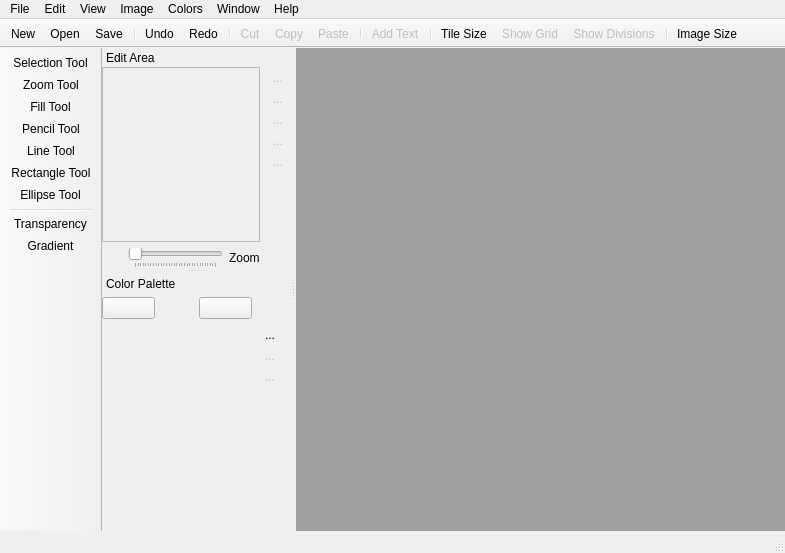
Old version of the form screens/main_window.ui in the repository ricardobusta/pixelbooster.
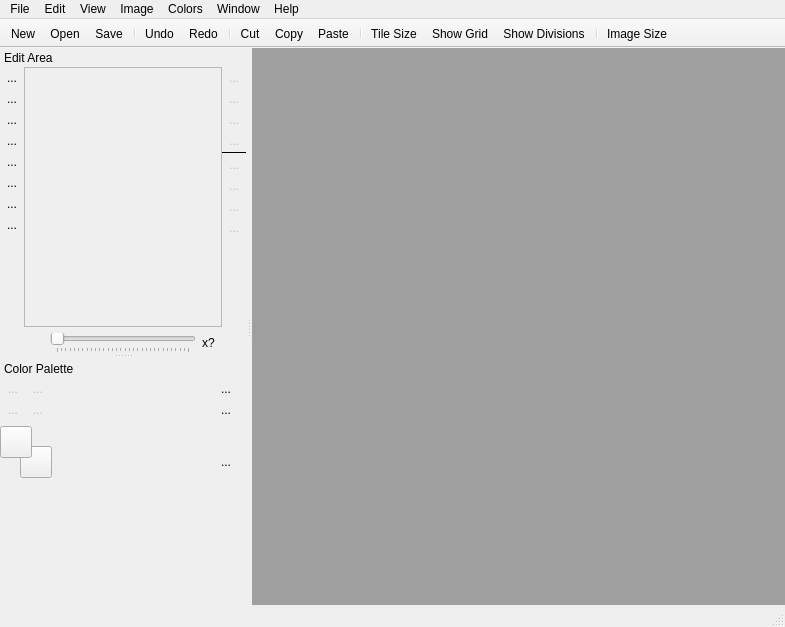
New version of the form. Icons and pictures are not drawn. Custom widgets are drawn as their Qt base class.

Commit message: Changed multiple icons. Multiple changes on the interface. Now the toolbars look better and more integrated with the different program areas.

The edit to the form file:
```diff
--- a/screens/main_window.ui
+++ b/screens/main_window.ui
@@ -7,7 +7,7 @@
     <x>0</x>
     <y>0</y>
     <width>785</width>
-    <height>553</height>
+    <height>627</height>
    </rect>
   </property>
   <property name="windowTitle">
@@ -189,8 +189,6 @@
    <addaction name="actionCopy"/>
    <addaction name="actionPaste"/>
    <addaction name="separator"/>
-   <addaction name="actionAdd_Text"/>
-   <addaction name="separator"/>
    <addaction name="actionTile_Size"/>
    <addaction name="actionShow_Grid"/>
    <addaction name="actionShow_Divisions"/>
@@ -198,33 +196,9 @@
    <addaction name="actionImage_Size"/>
   </widget>
   <widget class="QStatusBar" name="statusBar"/>
-  <widget class="QToolBar" name="drawing_toolBar">
-   <property name="windowTitle">
-    <string>Tool Bar</string>
-   </property>
-   <property name="movable">
-    <bool>false</bool>
-   </property>
-   <attribute name="toolBarArea">
-    <enum>LeftToolBarArea</enum>
-   </attribute>
-   <attribute name="toolBarBreak">
-    <bool>false</bool>
-   </attribute>
-   <addaction name="actionSelection_Tool"/>
-   <addaction name="actionZoom_Tool"/>
-   <addaction name="actionFill_Tool"/>
-   <addaction name="actionPencil_Tool"/>
-   <addaction name="actionLine_Tool"/>
-   <addaction name="actionRectangle_Tool"/>
-   <addaction name="actionEllipse_Tool"/>
-   <addaction name="separator"/>
-   <addaction name="actionTransparency"/>
-   <addaction name="actionGradient"/>
-  </widget>
   <widget class="QDockWidget" name="dockWidget">
    <property name="features">
-    <set>QDockWidget::NoDockWidgetFeatures</set>
+    <set>QDockWidget::DockWidgetMovable</set>
    </property>
    <property name="windowTitle">
     <string>Edit Area</string>
@@ -235,7 +209,7 @@
    <widget class="QWidget" name="dockWidgetContents">
     <layout class="QHBoxLayout" name="horizontalLayout_5">
      <property name="spacing">
-      <number>6</number>
+      <number>0</number>
      </property>
      <property name="leftMargin">
       <number>0</number>
@@ -249,6 +223,138 @@
      <property name="bottomMargin">
       <number>0</number>
      </property>
+     <item>
+      <layout class="QGridLayout" name="gridLayout_2">
+       <property name="spacing">
+        <number>0</number>
+       </property>
+       <item row="11" column="0">
+        <spacer name="verticalSpacer_5">
+         <property name="orientation">
+          <enum>Qt::Vertical</enum>
+         </property>
+         <property name="sizeHint" stdset="0">
+          <size>
+           <width>20</width>
+           <height>40</height>
+          </size>
+         </property>
+        </spacer>
+       </item>
+       <item row="0" column="0">
+        <widget class="QToolButton" name="select_toolButton">
+         <property name="text">
+          <string>...</string>
+         </property>
+         <property name="icon">
+          <iconset resource="../resources/icons/icons.qrc">
+           <normaloff>:/icons/selection_tool.png</normaloff>:/icons/selection_tool.png</iconset>
+         </property>
+         <property name="autoRaise">
+          <bool>true</bool>
+         </property>
+        </widget>
+       </item>
+       <item row="10" column="0">
+        <widget class="QToolButton" name="rectangle_toolButton">
+         <property name="text">
+          <string>...</string>
+         </property>
+         <property name="icon">
+          <iconset resource="../resources/icons/icons.qrc">
+           <normaloff>:/icons/rectangle_tool.png</normaloff>:/icons/rectangle_tool.png</iconset>
+         </property>
+         <property name="autoRaise">
+          <bool>true</bool>
+         </property>
+        </widget>
+       </item>
+       <item row="1" column="0">
+        <widget class="QToolButton" name="zoom_toolButton">
+         <property name="text">
+          <string>...</string>
+         </property>
+         <property name="icon">
+          <iconset resource="../resources/icons/icons.qrc">
+           <normaloff>:/icons/zoom_tool.png</normaloff>:/icons/zoom_tool.png</iconset>
+         </property>
+         <property name="autoRaise">
+          <bool>true</bool>
+         </property>
+        </widget>
+       </item>
+       <item row="2" column="0">
+        <widget class="QToolButton" name="pencil_toolButton">
+         <property name="text">
+          <string>...</string>
+         </property>
+         <property name="icon">
+          <iconset resource="../resources/icons/icons.qrc">
+           <normaloff>:/icons/pencil_tool.png</normaloff>:/icons/pencil_tool.png</iconset>
+         </property>
+         <property name="autoRaise">
+          <bool>true</bool>
+         </property>
+        </widget>
+       </item>
+       <item row="7" column="0">
+        <widget class="QToolButton" name="line_toolButton">
+         <property name="text">
+          <string>...</string>
+         </property>
+         <property name="icon">
+          <iconset resource="../resources/icons/icons.qrc">
+           <normaloff>:/icons/line_tool.png</normaloff>:/icons/line_tool.png</iconset>
+         </property>
+         <property name="autoRaise">
+          <bool>true</bool>
+         </property>
+        </widget>
+       </item>
+       <item row="8" column="0">
+        <widget class="QToolButton" name="ellipse_toolButton">
+         <property name="text">
+          <string>...</string>
+         </property>
+         <property name="icon">
+          <iconset resource="../resources/icons/icons.qrc">
+           <normaloff>:/icons/ellipse_tool.png</normaloff>:/icons/ellipse_tool.png</iconset>
+         </property>
+         <property name="autoRaise">
+          <bool>true</bool>
+         </property>
+        </widget>
+       </item>
+       <item row="4" column="0">
+        <widget class="QToolButton" name="text_toolButton">
+         <property name="text">
+          <string>...</string>
+         </property>
+         <property name="icon">
+          <iconset resource="../resources/icons/icons.qrc">
+           <normaloff>:/icons/text_edit.png</normaloff>:/icons/text_edit.png</iconset>
+         </property>
+         <property name="autoRaise">
+          <bool>true</bool>
+         </property>
+        </widget>
+       </item>
+       <item row="3" column="0">
+        <widget class="QToolButton" name="fill_toolButton">
+         <property name="text">
+          <string>...</string>
+         </property>
+         <property name="icon">
+          <iconset resource="../resources/icons/icons.qrc">
+           <normaloff>:/icons/fill_tool.png</normaloff>:/icons/fill_tool.png</iconset>
+         </property>
+         <property name="autoRaise">
+          <bool>true</bool>
+         </property>
+        </widget>
+       </item>
+      </layout>
+     </item>
      <item>
       <layout class="QVBoxLayout" name="verticalLayout_6">
        <item>
@@ -267,8 +373,8 @@
            <rect>
             <x>0</x>
             <y>0</y>
-            <width>192</width>
-            <height>144</height>
+            <width>258</width>
+            <height>278</height>
            </rect>
           </property>
           <layout class="QGridLayout" name="gridLayout">
@@ -385,6 +491,9 @@
              </property>
             </spacer>
            </item>
+           <item row="0" column="0">
+            <widget class="QWidget" name="widget_2" native="true"/>
+           </item>
           </layout>
          </widget>
         </widget>
@@ -432,7 +541,7 @@
             </size>
            </property>
            <property name="text">
-            <string>Zoom</string>
+            <string>x?</string>
            </property>
           </widget>
          </item>
@@ -538,12 +647,98 @@
         </widget>
        </item>
        <item>
-        <widget class="QToolButton" name="toolButton_7">
+        <widget class="Line" name="line">
          <property name="enabled">
+          <bool>true</bool>
+         </property>
+         <property name="frameShadow">
+          <enum>QFrame::Plain</enum>
+         </property>
+         <property name="orientation">
+          <enum>Qt::Horizontal</enum>
+         </property>
+        </widget>
+       </item>
+       <item>
+        <widget class="QToolButton" name="toolButton_12">
+         <property name="enabled">
           <bool>false</bool>
          </property>
          <property name="text">
           <string>...</string>
+         </property>
+         <property name="icon">
+          <iconset resource="../resources/icons/icons.qrc">
+           <normaloff>:/icons/flip_h.png</normaloff>:/icons/flip_h.png</iconset>
+         </property>
+         <property name="iconSize">
+          <size>
+           <width>24</width>
+           <height>24</height>
+          </size>
+         </property>
+         <property name="autoRaise">
+          <bool>true</bool>
+         </property>
+        </widget>
+       </item>
+       <item>
+        <widget class="QToolButton" name="toolButton_11">
+         <property name="enabled">
+          <bool>false</bool>
+         </property>
+         <property name="text">
+          <string>...</string>
+         </property>
+         <property name="icon">
+          <iconset resource="../resources/icons/icons.qrc">
+           <normaloff>:/icons/flip_v.png</normaloff>:/icons/flip_v.png</iconset>
+         </property>
+         <property name="iconSize">
+          <size>
+           <width>24</width>
+           <height>24</height>
+          </size>
+         </property>
+         <property name="autoRaise">
+          <bool>true</bool>
+         </property>
+        </widget>
+       </item>
+       <item>
+        <widget class="QToolButton" name="toolButton_10">
+         <property name="enabled">
+          <bool>false</bool>
+         </property>
+         <property name="text">
+          <string>...</string>
+         </property>
+         <property name="icon">
+          <iconset resource="../resources/icons/icons.qrc">
+           <normaloff>:/icons/rotate_cw.png</normaloff>:/icons/rotate_cw.png</iconset>
+         </property>
+         <property name="iconSize">
+          <size>
+           <width>24</width>
+           <height>24</height>
+          </size>
+         </property>
+         <property name="autoRaise">
+          <bool>true</bool>
+         </property>
+        </widget>
+       </item>
+       <item>
+        <widget class="QToolButton" name="toolButton_13">
+         <property name="enabled">
+          <bool>false</bool>
+         </property>
+         <property name="text">
+          <string>...</string>
+         </property>
+         <property name="icon">
+          <iconset resource="../resources/icons/icons.qrc">
+           <normaloff>:/icons/rotate_ccw.png</normaloff>:/icons/rotate_ccw.png</iconset>
          </property>
          <property name="iconSize">
           <size>
@@ -576,7 +771,7 @@
   </widget>
   <widget class="QDockWidget" name="dockWidget_2">
    <property name="features">
-    <set>QDockWidget::NoDockWidgetFeatures</set>
+    <set>QDockWidget::DockWidgetMovable</set>
    </property>
    <property name="windowTitle">
     <string>Color Palette</string>
@@ -585,7 +780,7 @@
     <number>1</number>
    </attribute>
    <widget class="QWidget" name="dockWidgetContents_2">
-    <layout class="QHBoxLayout" name="horizontalLayout_3">
+    <layout class="QHBoxLayout" name="horizontalLayout_3" stretch="0,1,0">
      <property name="spacing">
       <number>6</number>
      </property>
@@ -601,65 +796,220 @@
      <property name="bottomMargin">
       <number>0</number>
      </property>
+     <item>
+      <layout class="QVBoxLayout" name="verticalLayout_2">
+       <item>
+        <layout class="QGridLayout" name="gridLayout_3">
+         <property name="spacing">
+          <number>0</number>
+         </property>
+         <item row="0" column="0">
+          <widget class="QToolButton" name="toolButton_3">
+           <property name="enabled">
+            <bool>false</bool>
+           </property>
+           <property name="text">
+            <string>...</string>
+           </property>
+           <property name="icon">
+            <iconset resource="../resources/icons/icons.qrc">
+             <normaloff>:/icons/pattern_0.png</normaloff>:/icons/pattern_0.png</iconset>
+           </property>
+           <property name="autoRaise">
+            <bool>true</bool>
+           </property>
+          </widget>
+         </item>
+         <item row="0" column="1">
+          <widget class="QToolButton" name="toolButton_4">
+           <property name="enabled">
+            <bool>false</bool>
+           </property>
+           <property name="text">
+            <string>...</string>
+           </property>
+           <property name="icon">
+            <iconset resource="../resources/icons/icons.qrc">
+             <normaloff>:/icons/pattern_0.png</normaloff>:/icons/pattern_0.png</iconset>
+           </property>
+           <property name="autoRaise">
+            <bool>true</bool>
+           </property>
+          </widget>
+         </item>
+         <item row="1" column="0">
+          <widget class="QToolButton" name="toolButton_8">
+           <property name="enabled">
+            <bool>false</bool>
+           </property>
+           <property name="text">
+            <string>...</string>
+           </property>
+           <property name="icon">
+            <iconset resource="../resources/icons/icons.qrc">
+             <normaloff>:/icons/pattern_0.png</normaloff>:/icons/pattern_0.png</iconset>
+           </property>
+           <property name="autoRaise">
+            <bool>true</bool>
+           </property>
+          </widget>
+         </item>
+         <item row="1" column="1">
+          <widget class="QToolButton" name="toolButton_9">
+           <property name="enabled">
+            <bool>false</bool>
+           </property>
+           <property name="text">
+            <string>...</string>
+           </property>
+           <property name="icon">
+            <iconset resource="../resources/icons/icons.qrc">
+             <normaloff>:/icons/pattern_0.png</normaloff>:/icons/pattern_0.png</iconset>
+           </property>
+           <property name="autoRaise">
+            <bool>true</bool>
+           </property>
+          </widget>
+         </item>
+        </layout>
+       </item>
+       <item>
+        <layout class="QHBoxLayout" name="horizontalLayout_6">
+         <item>
+          <widget class="QWidget" name="widget_3" native="true">
+           <property name="minimumSize">
+            <size>
+             <width>52</width>
+             <height>52</height>
+            </size>
+           </property>
+           <property name="maximumSize">
+            <size>
+             <width>52</width>
+             <height>52</height>
+            </size>
+           </property>
+           <widget class="QPushButton" name="color_main_pushButton">
+            <property name="geometry">
+             <rect>
+              <x>0</x>
+              <y>0</y>
+              <width>32</width>
+              <height>32</height>
+             </rect>
+            </property>
+            <property name="sizePolicy">
+             <sizepolicy hsizetype="Minimum" vsizetype="Fixed">
+              <horstretch>0</horstretch>
+              <verstretch>0</verstretch>
+             </sizepolicy>
+            </property>
+            <property name="minimumSize">
+             <size>
+              <width>32</width>
+              <height>32</height>
+             </size>
+            </property>
+            <property name="maximumSize">
+             <size>
+              <width>32</width>
+              <height>32</height>
+             </size>
+            </property>
+            <property name="statusTip">
+             <string>Click to select the main color.</string>
+            </property>
+            <property name="text">
+             <string/>
+            </property>
+           </widget>
+           <widget class="QPushButton" name="color_alt_pushButton">
+            <property name="geometry">
+             <rect>
+              <x>20</x>
+              <y>20</y>
+              <width>32</width>
+              <height>32</height>
+             </rect>
+            </property>
+            <property name="minimumSize">
+             <size>
+              <width>32</width>
+              <height>32</height>
+             </size>
+            </property>
+            <property name="maximumSize">
+             <size>
+              <width>32</width>
+              <height>32</height>
+             </size>
+            </property>
+            <property name="statusTip">
+             <string>Click to select the alternative color.</string>
+            </property>
+            <property name="text">
+             <string/>
+            </property>
+           </widget>
+           <widget class="QToolButton" name="swap_colors_toolButton">
+            <property name="geometry">
+             <rect>
+              <x>34</x>
+              <y>0</y>
+              <width>18</width>
+              <height>18</height>
+             </rect>
+            </property>
+            <property name="styleSheet">
+             <string notr="true">min-width: 16px;
+max-width: 16px;
+min-height: 16px;
+max-height: 16px;</string>
+            </property>
+            <property name="text">
+             <string/>
+            </property>
+            <property name="icon">
+             <iconset resource="../resources/icons/icons.qrc">
+              <normaloff>:/icons/swap_colors.png</normaloff>:/icons/swap_colors.png</iconset>
+            </property>
+            <property name="iconSize">
+             <size>
+              <width>24</width>
+              <height>24</height>
+             </size>
+            </property>
+            <property name="autoRaise">
+             <bool>true</bool>
+            </property>
+           </widget>
+           <zorder>color_alt_pushButton</zorder>
+           <zorder>color_main_pushButton</zorder>
+           <zorder>swap_colors_toolButton</zorder>
+          </widget>
+         </item>
+        </layout>
+       </item>
+       <item>
+        <spacer name="verticalSpacer_6">
+         <property name="orientation">
+          <enum>Qt::Vertical</enum>
+         </property>
+         <property name="sizeHint" stdset="0">
+          <size>
+           <width>20</width>
+           <height>40</height>
+          </size>
+         </property>
+        </spacer>
+       </item>
+      </layout>
+     </item>
      <item>
       <layout class="QVBoxLayout" name="verticalLayout_4">
-       <item>
-        <layout class="QHBoxLayout" name="horizontalLayout">
-         <item>
-          <widget class="QPushButton" name="color_main_pushButton">
-           <property name="statusTip">
-            <string>Click to select the main color.</string>
-           </property>
-           <property name="text">
-            <string/>
-           </property>
-          </widget>
-         </item>
-         <item>
-          <widget class="QToolButton" name="swap_colors_toolButton">
-           <property name="styleSheet">
-            <string notr="true"/>
-           </property>
-           <property name="text">
-            <string/>
-           </property>
-           <property name="icon">
-            <iconset resource="../resources/icons/icons.qrc">
-             <normaloff>:/icons/swap_colors.png</normaloff>:/icons/swap_colors.png</iconset>
-           </property>
-           <property name="iconSize">
-            <size>
-             <width>24</width>
-             <height>24</height>
-            </size>
-           </property>
-           <property name="autoRaise">
-            <bool>true</bool>
-           </property>
-          </widget>
-         </item>
-         <item>
-          <widget class="QPushButton" name="color_alt_pushButton">
-           <property name="statusTip">
-            <string>Click to select the alternative color.</string>
-           </property>
-           <property name="text">
-            <string/>
-           </property>
-          </widget>
-         </item>
-        </layout>
-       </item>
-       <item>
-        <widget class="ColorPaletteWidget" name="deg_color_widget" native="true">
-         <property name="minimumSize">
-          <size>
-           <width>0</width>
-           <height>30</height>
-          </size>
-         </property>
-        </widget>
-       </item>
+       <property name="topMargin">
+        <number>0</number>
+       </property>
        <item>
         <widget class="ColorPaletteWidget" name="color_palette_widget" native="true">
          <property name="sizePolicy">
@@ -674,6 +1024,17 @@
            <height>100</height>
           </size>
          </property>
+         <zorder>deg_color_widget</zorder>
+        </widget>
+       </item>
+       <item>
+        <widget class="ColorPaletteWidget" name="deg_color_widget" native="true">
+         <property name="minimumSize">
+          <size>
+           <width>0</width>
+           <height>60</height>
+          </size>
+         </property>
         </widget>
        </item>
       </layout>
@@ -683,6 +1044,52 @@
        <property name="spacing">
         <number>0</number>
        </property>
+       <item>
+        <widget class="QToolButton" name="transparency_toolButton">
+         <property name="enabled">
+          <bool>true</bool>
+         </property>
+         <property name="text">
+          <string>...</string>
+         </property>
+         <property name="icon">
+          <iconset resource="../resources/icons/icons.qrc">
+           <normaloff>:/icons/transparency.png</normaloff>:/icons/transparency.png</iconset>
+         </property>
+         <property name="iconSize">
+          <size>
+           <width>24</width>
+           <height>24</height>
+          </size>
+         </property>
+         <property name="autoRaise">
+          <bool>true</bool>
+         </property>
+        </widget>
+       </item>
+       <item>
+        <widget class="QToolButton" name="gradient_toolButton">
+         <property name="enabled">
+          <bool>true</bool>
+         </property>
+         <property name="text">
+          <string>...</string>
+         </property>
+         <property name="icon">
+          <iconset resource="../resources/icons/icons.qrc">
+           <normaloff>:/icons/gradiente.png</normaloff>:/icons/gradiente.png</iconset>
+         </property>
+         <property name="iconSize">
+          <size>
+           <width>24</width>
+           <height>24</height>
+          </size>
+         </property>
+         <property name="autoRaise">
+          <bool>true</bool>
+         </property>
+        </widget>
+       </item>
        <item>
         <widget class="QToolButton" name="load_palette_toolButton">
          <property name="enabled">
@@ -726,44 +1133,6 @@
          </property>
         </widget>
        </item>
-       <item>
-        <widget class="QToolButton" name="toolButton_3">
-         <property name="enabled">
-          <bool>false</bool>
-         </property>
-         <property name="text">
-          <string>...</string>
-         </property>
-         <property name="iconSize">
-          <size>
-           <width>24</width>
-           <height>24</height>
-          </size>
-         </property>
-         <property name="autoRaise">
-          <bool>true</bool>
-         </property>
-        </widget>
-       </item>
-       <item>
-        <widget class="QToolButton" name="toolButton_4">
-         <property name="enabled">
-          <bool>false</bool>
-         </property>
-         <property name="text">
-          <string>...</string>
-         </property>
-         <property name="iconSize">
-          <size>
-           <width>24</width>
-           <height>24</height>
-          </size>
-         </property>
-         <property name="autoRaise">
-          <bool>true</bool>
-         </property>
-        </widget>
-       </item>
        <item>
         <spacer name="verticalSpacer_3">
          <property name="orientation">
@@ -943,7 +1312,7 @@
   </action>
   <action name="actionCut">
    <property name="enabled">
-    <bool>false</bool>
+    <bool>true</bool>
    </property>
    <property name="icon">
     <iconset resource="../resources/icons/icons.qrc">
@@ -961,7 +1330,7 @@
   </action>
   <action name="actionCopy">
    <property name="enabled">
-    <bool>false</bool>
+    <bool>true</bool>
    </property>
    <property name="icon">
     <iconset resource="../resources/icons/icons.qrc">
@@ -979,7 +1348,7 @@
   </action>
   <action name="actionPaste">
    <property name="enabled">
-    <bool>false</bool>
+    <bool>true</bool>
    </property>
    <property name="icon">
     <iconset resource="../resources/icons/icons.qrc">
@@ -1073,7 +1442,7 @@
   </action>
   <action name="actionShow_Grid">
    <property name="enabled">
-    <bool>false</bool>
+    <bool>true</bool>
    </property>
    <property name="icon">
     <iconset resource="../resources/icons/icons.qrc">
@@ -1088,7 +1457,7 @@
   </action>
   <action name="actionShow_Divisions">
    <property name="enabled">
-    <bool>false</bool>
+    <bool>true</bool>
    </property>
    <property name="icon">
     <iconset resource="../resources/icons/icons.qrc">
```
Left out of the diff: 8 changed lines with no effect on the pictures. The commit also changes 37 other files.
